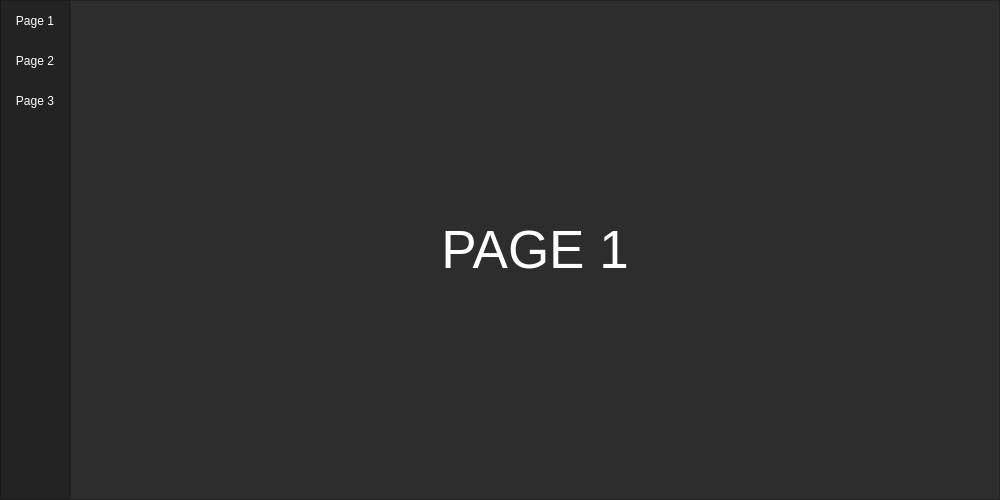
Above: UI/ui_main.ui from monico18/LTI-SDN-Controller before the change. Below: the same form after it.
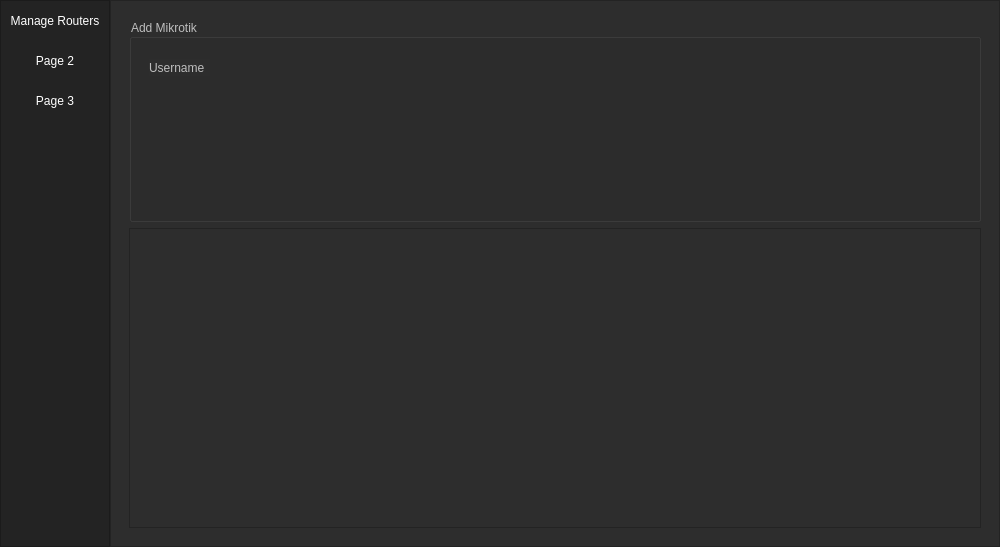
That is the form after the change.

```diff
--- a/UI/ui_main.ui
+++ b/UI/ui_main.ui
@@ -2,12 +2,15 @@
 <ui version="4.0">
  <class>MainWindow</class>
  <widget class="QMainWindow" name="MainWindow">
+  <property name="enabled">
+   <bool>true</bool>
+  </property>
   <property name="geometry">
    <rect>
     <x>0</x>
     <y>0</y>
     <width>1000</width>
-    <height>500</height>
+    <height>547</height>
    </rect>
   </property>
   <property name="minimumSize">
@@ -23,10 +26,16 @@
    <string notr="true">background-color: rgb(45, 45, 45);</string>
   </property>
   <widget class="QWidget" name="centralwidget">
+   <property name="enabled">
+    <bool>true</bool>
+   </property>
    <layout class="QVBoxLayout" name="verticalLayout">
     <property name="spacing">
      <number>0</number>
     </property>
+    <property name="sizeConstraint">
+     <enum>QLayout::SetDefaultConstraint</enum>
+    </property>
     <property name="leftMargin">
      <number>0</number>
     </property>
@@ -258,7 +267,7 @@
         <widget class="QFrame" name="frame_left_menu">
          <property name="minimumSize">
           <size>
-           <width>70</width>
+           <width>110</width>
            <height>0</height>
           </size>
          </property>
@@ -333,7 +342,7 @@
 }</string>
                </property>
                <property name="text">
-                <string>Page 1</string>
+                <string>Manage Routers</string>
                </property>
               </widget>
              </item>
@@ -391,6 +400,9 @@
        </item>
        <item>
         <widget class="QFrame" name="frame_pages">
+         <property name="enabled">
+          <bool>false</bool>
+         </property>
          <property name="frameShape">
           <enum>QFrame::StyledPanel</enum>
          </property>
@@ -398,28 +410,76 @@
           <enum>QFrame::Raised</enum>
          </property>
          <layout class="QVBoxLayout" name="verticalLayout_5">
+          <property name="sizeConstraint">
+           <enum>QLayout::SetDefaultConstraint</enum>
+          </property>
           <item>
            <widget class="QStackedWidget" name="stackedWidget">
+            <property name="enabled">
+             <bool>false</bool>
+            </property>
             <property name="currentIndex">
              <number>0</number>
             </property>
             <widget class="QWidget" name="page_1">
+             <property name="enabled">
+              <bool>false</bool>
+             </property>
+             <property name="layoutDirection">
+              <enum>Qt::LeftToRight</enum>
+             </property>
              <layout class="QVBoxLayout" name="verticalLayout_7">
+              <property name="sizeConstraint">
+               <enum>QLayout::SetDefaultConstraint</enum>
+              </property>
               <item>
-               <widget class="QLabel" name="label_1">
-                <property name="font">
-                 <font>
-                  <pointsize>40</pointsize>
-                 </font>
+               <widget class="QGroupBox" name="groupBox">
+                <property name="sizePolicy">
+                 <sizepolicy hsizetype="Preferred" vsizetype="MinimumExpanding">
+                  <horstretch>0</horstretch>
+                  <verstretch>0</verstretch>
+                 </sizepolicy>
                 </property>
-                <property name="styleSheet">
-                 <string notr="true">color: #FFF;</string>
+                <property name="title">
+                 <string>Add Mikrotik</string>
                 </property>
-                <property name="text">
-                 <string>PAGE 1</string>
+                <widget class="QLabel" name="label">
+                 <property name="geometry">
+                  <rect>
+                   <x>20</x>
+                   <y>40</y>
+                   <width>61</width>
+                   <height>17</height>
+                  </rect>
+                 </property>
+                 <property name="text">
+                  <string>Username</string>
+                 </property>
+                </widget>
+               </widget>
+              </item>
+              <item>
+               <widget class="QTableView" name="routerTable">
+                <property name="enabled">
+                 <bool>false</bool>
                 </property>
-                <property name="alignment">
-                 <set>Qt::AlignCenter</set>
+                <property name="sizePolicy">
+                 <sizepolicy hsizetype="Expanding" vsizetype="Expanding">
+                  <horstretch>0</horstretch>
+                  <verstretch>0</verstretch>
+                 </sizepolicy>
+                </property>
+                <property name="minimumSize">
+                 <size>
+                  <width>0</width>
+                  <height>300</height>
+                 </size>
+                </property>
+                <property name="maximumSize">
+                 <size>
+                  <width>16777215</width>
+                  <height>16777215</height>
+                 </size>
                 </property>
                </widget>
               </item>
@@ -448,26 +508,7 @@
              </layout>
             </widget>
             <widget class="QWidget" name="page_3">
-             <layout class="QVBoxLayout" name="verticalLayout_8">
-              <item>
-               <widget class="QLabel" name="label">
-                <property name="font">
-                 <font>
-                  <pointsize>40</pointsize>
-                 </font>
-                </property>
-                <property name="styleSheet">
-                 <string notr="true">color: #FFF;</string>
-                </property>
-                <property name="text">
-                 <string>PAGE 3</string>
-                </property>
-                <property name="alignment">
-                 <set>Qt::AlignCenter</set>
-                </property>
-               </widget>
-              </item>
-             </layout>
+             <layout class="QVBoxLayout" name="verticalLayout_8"/>
             </widget>
            </widget>
           </item>
```
Left out of the diff: 24 changed lines with no effect on the pictures.
